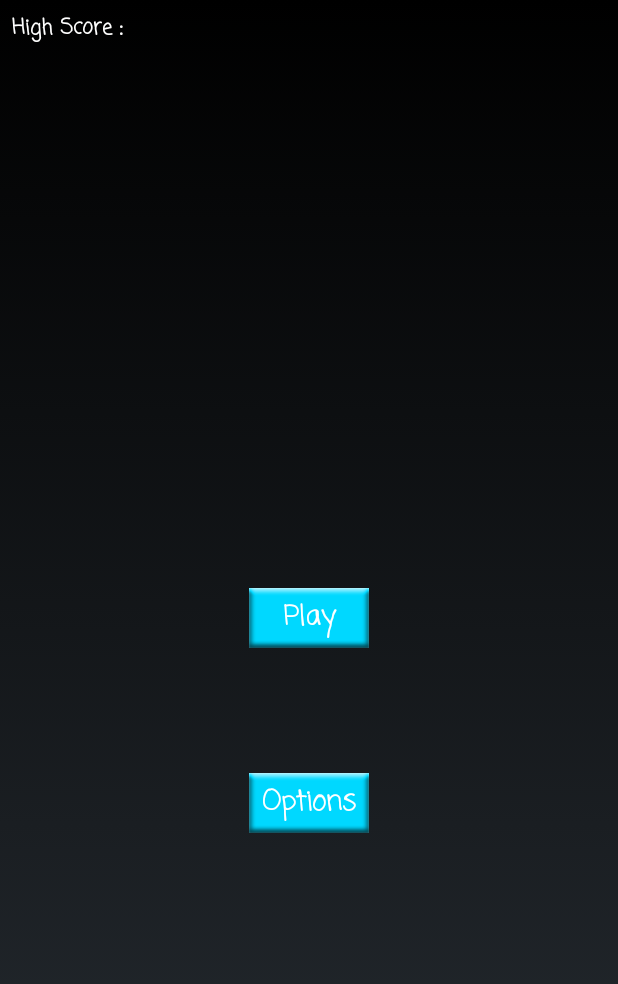
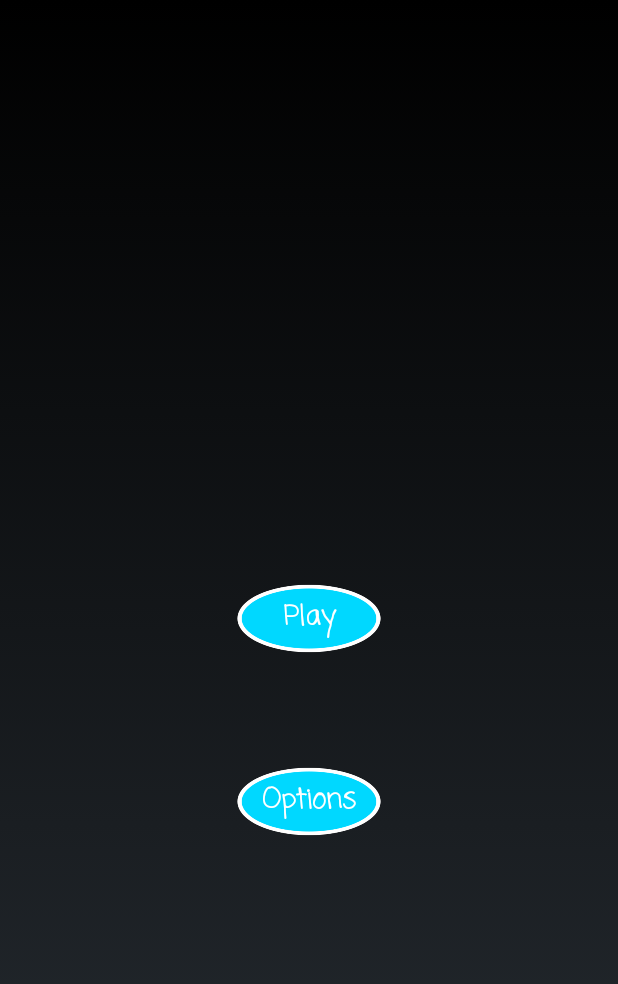
Before and after one commit to HenrygShen/SwimmyFishy, an Android app: the layout content_main.xml on its own in the app's theme, with its tools: preview values and no code run, on a phone screen of 412 x 824 dp. Shown: the top 984 px of the screen. Run offline under Robolectric (Android 15) with nearby library versions, the phone set to English and light mode, and no system bars.

Commit message:
Changed buttons, added button click SFX, and SFX seekbar now changes the volume

```diff
--- a/SwimmyFishy/SwimmyFishy/app/src/main/assets/settings.txt
+++ b/SwimmyFishy/SwimmyFishy/app/src/main/assets/settings.txt
@@ -1 +1 @@
-HS = 0
+HS = 888
--- a/SwimmyFishy/SwimmyFishy/app/src/main/res/layout/content_main.xml
+++ b/SwimmyFishy/SwimmyFishy/app/src/main/res/layout/content_main.xml
@@ -8,7 +8,7 @@
     tools:showIn="@layout/activity_main">
 
     <TextView
-        android:id="@+id/textView3"
+        android:id="@+id/high_score"
         android:layout_width="193dp"
         android:layout_height="43dp"
         android:layout_marginBottom="8dp"
@@ -16,7 +16,6 @@
         android:layout_marginStart="8dp"
         android:layout_marginTop="8dp"
         android:fontFamily="casual"
-        android:text="High Score : "
         android:textColor="@android:color/background_light"
         android:textStyle="bold"
         android:typeface="normal"
@@ -29,13 +28,13 @@
 
     <Button
         android:id="@+id/play"
-        android:layout_width="80dp"
-        android:layout_height="40dp"
+        android:layout_width="100dp"
+        android:layout_height="50dp"
         android:layout_marginBottom="8dp"
         android:layout_marginEnd="8dp"
         android:layout_marginStart="8dp"
         android:layout_marginTop="8dp"
-        android:background="@drawable/menubuttons"
+        android:background="@drawable/button_ellipse2"
         android:fontFamily="casual"
         android:text="Play"
         android:textAllCaps="false"
@@ -49,13 +48,13 @@
 
     <Button
         android:id="@+id/options"
-        android:layout_width="80dp"
-        android:layout_height="40dp"
+        android:layout_width="100dp"
+        android:layout_height="50dp"
         android:layout_marginBottom="8dp"
         android:layout_marginEnd="8dp"
         android:layout_marginStart="8dp"
         android:layout_marginTop="8dp"
-        android:background="@drawable/menubuttons"
+        android:background="@drawable/button_ellipse2"
         android:fontFamily="casual"
         android:text="Options"
         android:textAllCaps="false"
```
Also changed, not shown: SwimmyFishy/SwimmyFishy/app/src/main/java/com/henryandlincoln/swimmyfishy/MainActivity.java (+42 -2 lines), SwimmyFishy/SwimmyFishy/app/src/main/java/com/henryandlincoln/swimmyfishy/Options.java (+55 -3 lines), SwimmyFishy/SwimmyFishy/app/src/main/res/layout/options_window.xml (+7 -7 lines), SwimmyFishy/SwimmyFishy/app/src/main/res/drawable/button_ellipse.png (added), SwimmyFishy/SwimmyFishy/app/src/main/res/drawable/button_ellipse2.png (added), 5 other files.
